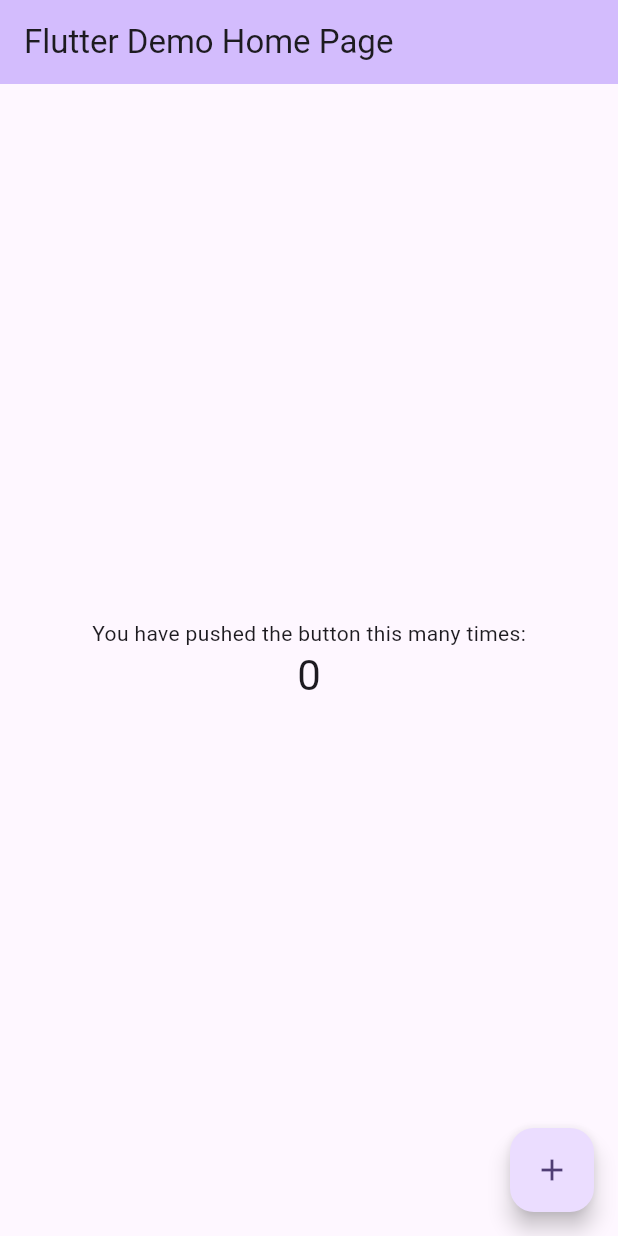
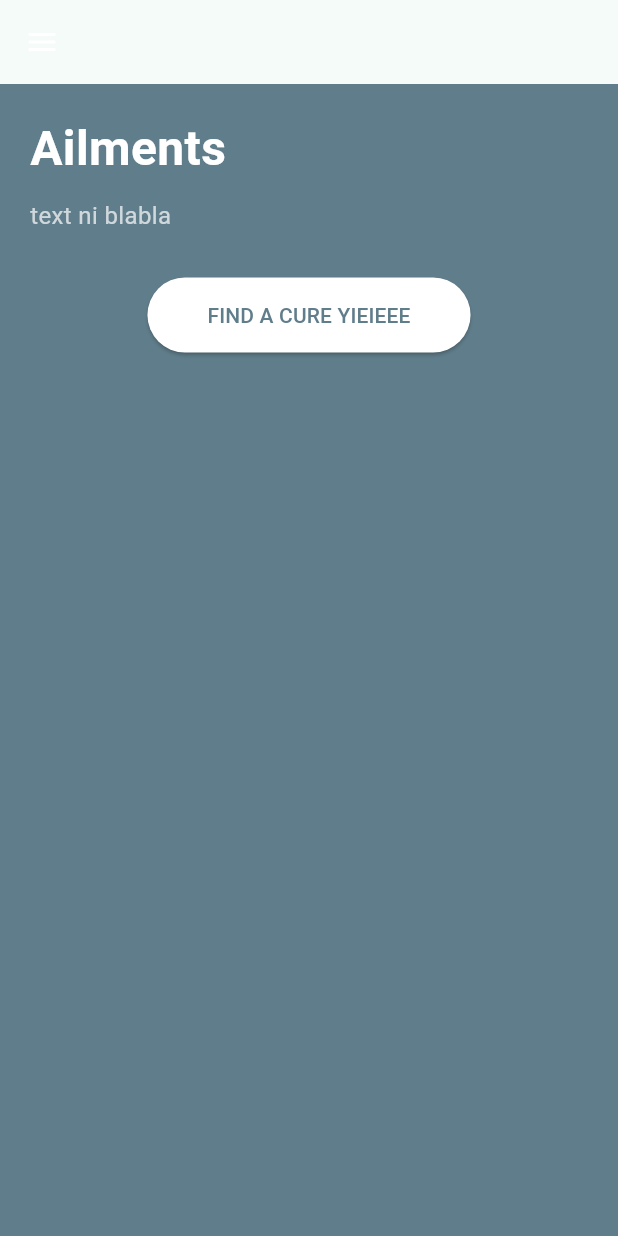
Before and after one commit to Erudi787/bsdoc-flutter, a Flutter app: the screen it shows after launch, on a phone screen of 412 x 824 dp. Run offline on Flutter 3.47's test engine with Material 3 defaults, Android fonts, the light colour scheme and no system bars.

Commit message:
frontend changes

```diff
--- a/lib/main.dart
+++ b/lib/main.dart
@@ -11,7 +11,7 @@
   @override
   Widget build(BuildContext context) {
     return MaterialApp(
-      title: 'Flutter Demo',
+      title: 'BSDOC App',
       theme: ThemeData(
         // This is the theme of your application.
         //
@@ -28,15 +28,16 @@
         //
         // This works for code too, not just values: Most code changes can be
         // tested with just a hot reload.
-        colorScheme: ColorScheme.fromSeed(seedColor: Colors.deepPurple),
+        colorScheme: ColorScheme.fromSeed(seedColor: Colors.teal),
+        useMaterial3: true,
       ),
-      home: const MyHomePage(title: 'Flutter Demo Home Page'),
+      home: const MyHomePage(),
     );
   }
 }
 
 class MyHomePage extends StatefulWidget {
-  const MyHomePage({super.key, required this.title});
+  const MyHomePage({super.key});
 
   // This widget is the home page of your application. It is stateful, meaning
   // that it has a State object (defined below) that contains fields that affect
@@ -47,76 +48,215 @@
   // used by the build method of the State. Fields in a Widget subclass are
   // always marked "final".
 
-  final String title;
-
   @override
   State<MyHomePage> createState() => _MyHomePageState();
 }
 
-class _MyHomePageState extends State<MyHomePage> {
-  int _counter = 0;
+class _MyHomePageState extends State<MyHomePage>
+    with SingleTickerProviderStateMixin {
+  late AnimationController _controller;
+  final GlobalKey<ScaffoldState> _scaffoldkey = GlobalKey<ScaffoldState>();
 
-  void _incrementCounter() {
-    setState(() {
-      // This call to setState tells the Flutter framework that something has
-      // changed in this State, which causes it to rerun the build method below
-      // so that the display can reflect the updated values. If we changed
-      // _counter without calling setState(), then the build method would not be
-      // called again, and so nothing would appear to happen.
-      _counter++;
-    });
+  @override
+  void initState() {
+    super.initState();
+    _controller = AnimationController(
+      vsync: this,
+      duration: const Duration(milliseconds: 300),
+    );
+  }
+
+  @override
+  void dispose() {
+    _controller.dispose();
+    super.dispose();
+  }
+
+  void _toggleDrawer() {
+    if (_scaffoldkey.currentState!.isDrawerOpen) {
+      _scaffoldkey.currentState!.closeDrawer();
+      _controller.reverse();
+    } else {
+      _scaffoldkey.currentState!.openDrawer();
+      _controller.forward();
+    }
   }
 
   @override
   Widget build(BuildContext context) {
-    // This method is rerun every time setState is called, for instance as done
-    // by the _incrementCounter method above.
-    //
-    // The Flutter framework has been optimized to make rerunning build methods
-    // fast, so that you can just rebuild anything that needs updating rather
-    // than having to individually change instances of widgets.
     return Scaffold(
+      key: _scaffoldkey,
       appBar: AppBar(
-        // TRY THIS: Try changing the color here to a specific color (to
-        // Colors.amber, perhaps?) and trigger a hot reload to see the AppBar
-        // change color while the other colors stay the same.
-        backgroundColor: Theme.of(context).colorScheme.inversePrimary,
-        // Here we take the value from the MyHomePage object that was created by
-        // the App.build method, and use it to set our appbar title.
-        title: Text(widget.title),
+        backgroundColor: Colors.transparent,
+        elevation: 0,
+        leading: IconButton(
+          icon: AnimatedIcon(
+            icon: AnimatedIcons.menu_close,
+            progress: _controller,
+            color: Colors.white,
+          ),
+          onPressed: _toggleDrawer,
+        ),
+        title: const Text(''),
       ),
-      body: Center(
-        // Center is a layout widget. It takes a single child and positions it
-        // in the middle of the parent.
-        child: Column(
-          // Column is also a layout widget. It takes a list of children and
-          // arranges them vertically. By default, it sizes itself to fit its
-          // children horizontally, and tries to be as tall as its parent.
-          //
-          // Column has various properties to control how it sizes itself and
-          // how it positions its children. Here we use mainAxisAlignment to
-          // center the children vertically; the main axis here is the vertical
-          // axis because Columns are vertical (the cross axis would be
-          // horizontal).
-          //
-          // TRY THIS: Invoke "debug painting" (choose the "Toggle Debug Paint"
-          // action in the IDE, or press "p" in the console), to see the
-          // wireframe for each widget.
-          mainAxisAlignment: MainAxisAlignment.center,
+      drawer: Drawer(
+        backgroundColor: Colors.white,
+        child: ListView(
+          padding: EdgeInsets.zero,
           children: <Widget>[
-            const Text('You have pushed the button this many times:'),
-            Text(
-              '$_counter',
-              style: Theme.of(context).textTheme.headlineMedium,
+            Container(
+              height: 100,
+              color: Theme.of(context).colorScheme.primary,
+            ),
+            ListTile(
+              title: const Text(
+                'Home',
+                style: TextStyle(fontSize: 18, fontWeight: FontWeight.normal),
+              ),
+            ),
+            ListTile(
+              title: const Text(
+                'Doctors',
+                style: TextStyle(fontSize: 18, fontWeight: FontWeight.normal),
+              ),
+              onTap: () {
+                _toggleDrawer();
+                //print('Navigating to blabla');
+              },
+            ),
+            ListTile(
+              title: const Text(
+                'Sign In',
+                style: TextStyle(fontSize: 18, fontWeight: FontWeight.normal),
+              ),
+              onTap: () {
+                _toggleDrawer();
+              },
             ),
           ],
         ),
       ),
-      floatingActionButton: FloatingActionButton(
-        onPressed: _incrementCounter,
-        tooltip: 'Increment',
-        child: const Icon(Icons.add),
-      ), // This trailing comma makes auto-formatting nicer for build methods.
+      body: Container(
+        decoration: BoxDecoration(
+          color: Colors.blueGrey[500],
+        ),
+        child: Column(
+          crossAxisAlignment: CrossAxisAlignment.start,
+          children: [
+            Padding(
+              padding: const EdgeInsets.only(left: 20.0, right: 20.0, top: 20.0),
+              child: Column(
+                crossAxisAlignment: CrossAxisAlignment.start,
+                children: [
+                  const Text(
+                    'Ailments',
+                    style: TextStyle(
+                      fontSize: 32,
+                      fontWeight: FontWeight.bold,
+                      color: Colors.white,
+                    ),
+                  ),
+                  const SizedBox(height: 10),
+                  const Text(
+                    'text ni blabla',
+                    style: TextStyle(
+                      fontSize: 16,
+                      color: Colors.white70,
+                    ),
+                  ),
+                  const SizedBox(height: 30),
+                  Center(
+                    child: ElevatedButton(
+                      onPressed: () {
+                        //print text
+                      },
+                      style: ElevatedButton.styleFrom(
+                        backgroundColor: Colors.white,
+                        foregroundColor: Colors.blueGrey,
+                        padding: const EdgeInsets.symmetric(horizontal: 40, vertical: 15),
+                        shape: RoundedRectangleBorder(
+                          borderRadius: BorderRadius.circular(30),
+                        ),
+                      ),
+                      child: const Text(
+                        'FIND A CURE YIEIEEE',
+                      ),
+                    ),
+                  )
+                ],
+              ),
+            )
+          ],
+        ),
+      ),
     );
   }
 }
+
+// class _MyHomePageState extends State<MyHomePage> {
+//   int _counter = 0;
+
+//   void _incrementCounter() {
+//     setState(() {
+//       // This call to setState tells the Flutter framework that something has
+//       // changed in this State, which causes it to rerun the build method below
+//       // so that the display can reflect the updated values. If we changed
+//       // _counter without calling setState(), then the build method would not be
+//       // called again, and so nothing would appear to happen.
+//       _counter++;
+//     });
+//   }
+
+//   @override
+//   Widget build(BuildContext context) {
+//     // This method is rerun every time setState is called, for instance as done
+//     // by the _incrementCounter method above.
+//     //
+//     // The Flutter framework has been optimized to make rerunning build methods
+//     // fast, so that you can just rebuild anything that needs updating rather
+//     // than having to individually change instances of widgets.
+//     return Scaffold(
+//       appBar: AppBar(
+//         // TRY THIS: Try changing the color here to a specific color (to
+//         // Colors.amber, perhaps?) and trigger a hot reload to see the AppBar
+//         // change color while the other colors stay the same.
+//         backgroundColor: Theme.of(context).colorScheme.inversePrimary,
+//         // Here we take the value from the MyHomePage object that was created by
+//         // the App.build method, and use it to set our appbar title.
+//         title: Text(widget.title),
+//       ),
+//       body: Center(
+//         // Center is a layout widget. It takes a single child and positions it
+//         // in the middle of the parent.
+//         child: Column(
+//           // Column is also a layout widget. It takes a list of children and
+//           // arranges them vertically. By default, it sizes itself to fit its
+//           // children horizontally, and tries to be as tall as its parent.
+//           //
+//           // Column has various properties to control how it sizes itself and
+//           // how it positions its children. Here we use mainAxisAlignment to
+//           // center the children vertically; the main axis here is the vertical
+//           // axis because Columns are vertical (the cross axis would be
+//           // horizontal).
+//           //
+//           // TRY THIS: Invoke "debug painting" (choose the "Toggle Debug Paint"
+//           // action in the IDE, or press "p" in the console), to see the
+//           // wireframe for each widget.
+//           mainAxisAlignment: MainAxisAlignment.center,
+//           children: <Widget>[
+//             const Text('You have pushed the button this many times:'),
+//             Text(
+//               '$_counter',
+//               style: Theme.of(context).textTheme.headlineMedium,
+//             ),
+//           ],
+//         ),
+//       ),
+//       floatingActionButton: FloatingActionButton(
+//         onPressed: _incrementCounter,
+//         tooltip: 'Increment',
+//         child: const Icon(Icons.add),
+//       ), // This trailing comma makes auto-formatting nicer for build methods.
+//     );
+//   }
+// }
```
